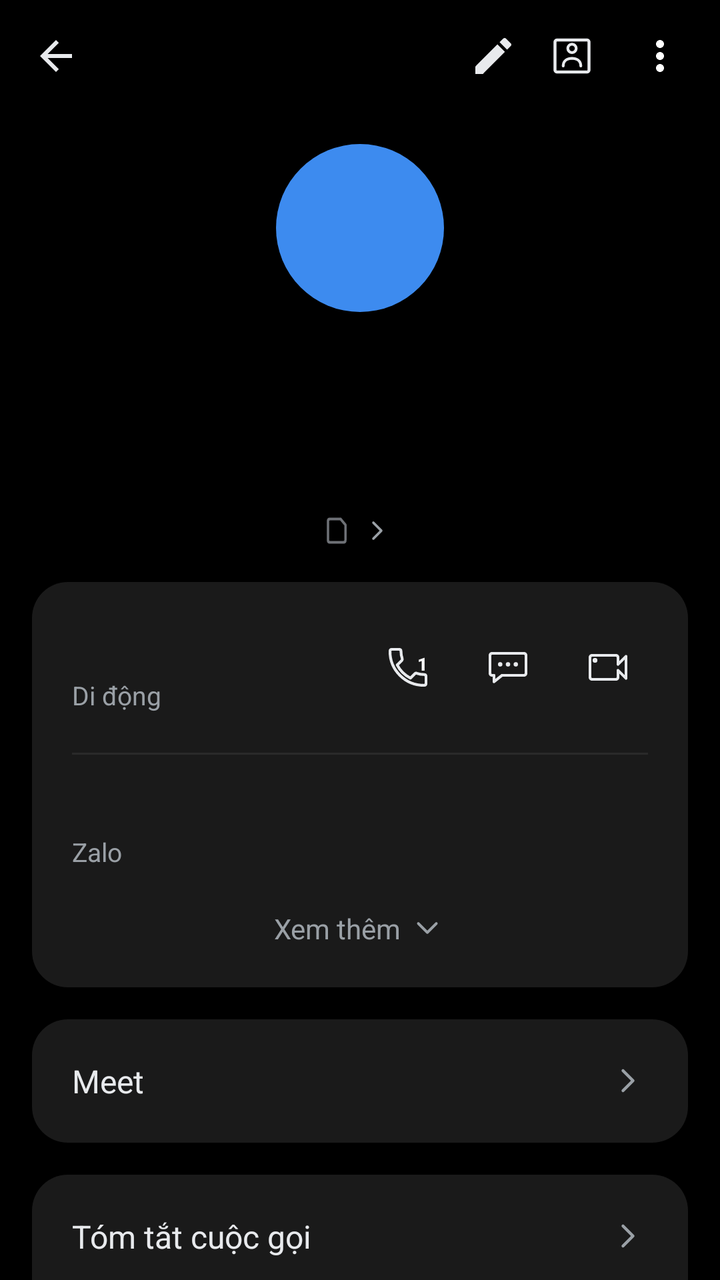
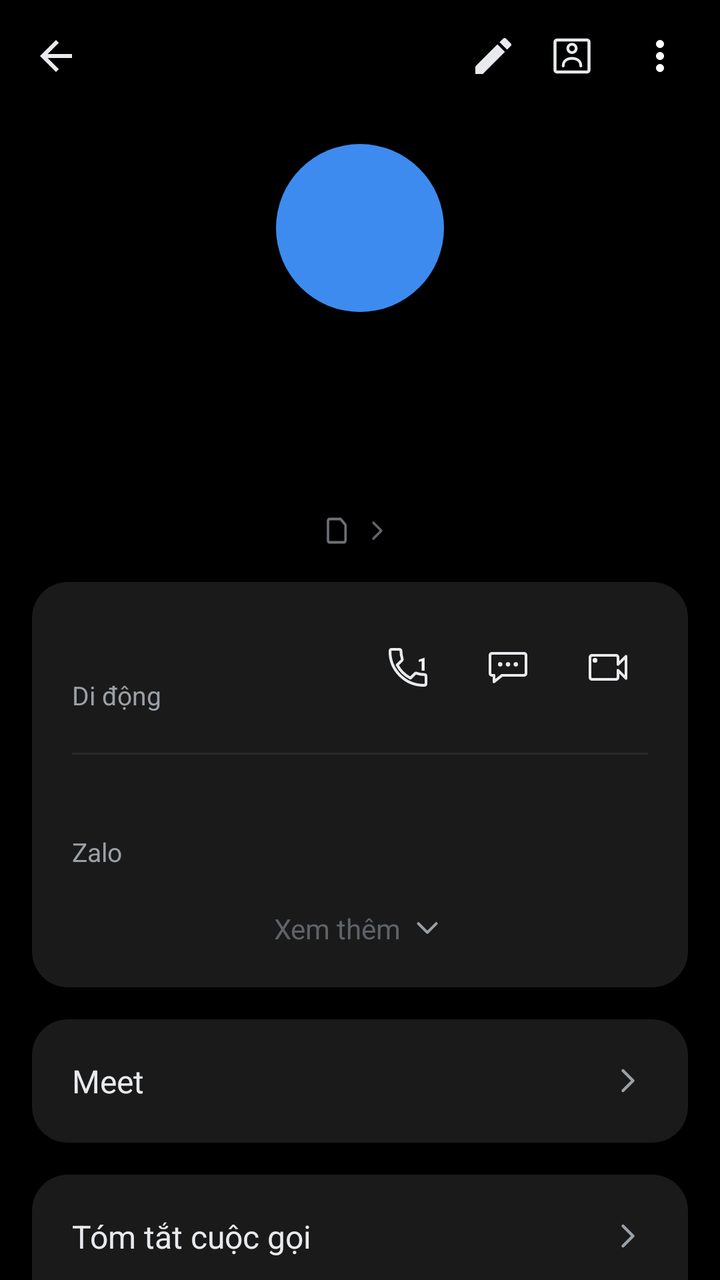

Compare the two renders of this Android layout. The source of the first and the diff that turns it into the second are given below.
<!-- AndroidManifest.xml: application theme Theme.SimpleCall -->
<!-- res/layout/fragment_call_history.xml -->
<?xml version="1.0" encoding="utf-8"?>
<LinearLayout xmlns:android="http://schemas.android.com/apk/res/android"
    xmlns:app="http://schemas.android.com/apk/res-auto"
    android:layout_width="match_parent"
    android:layout_height="match_parent"
    android:orientation="vertical"
    android:background="@color/bg">

    
    <LinearLayout
        android:layout_width="match_parent" android:layout_height="56dp"
        android:orientation="horizontal" android:gravity="center_vertical"
        android:paddingStart="4dp" android:paddingEnd="8dp">

        <ImageButton android:id="@+id/btnBack"
            android:layout_width="48dp" android:layout_height="48dp"
            android:background="@android:color/transparent"
            android:src="@drawable/ic_arrow_back"
            android:contentDescription="Quay lại" />

        <Space android:layout_width="0dp" android:layout_height="1dp" android:layout_weight="1" />

        <ImageButton android:id="@+id/btnEdit"
            android:layout_width="35dp" android:layout_height="35dp"
            android:background="@android:color/transparent"
            android:src="@drawable/ic_edit"
            android:contentDescription="Sửa" />

        <ImageButton android:id="@+id/btnContactCard"
            android:layout_width="44dp" android:layout_height="44dp"
            android:background="@android:color/transparent"
            android:src="@drawable/ic_contact_card"
            android:contentDescription="Thẻ liên hệ" />

        <ImageButton android:id="@+id/btnMore"
            android:layout_width="44dp" android:layout_height="44dp"
            android:background="@android:color/transparent"
            android:src="@drawable/ic_more_vert"
            android:contentDescription="Thêm" />
    </LinearLayout>

    <ScrollView
        android:layout_width="match_parent" android:layout_height="0dp"
        android:layout_weight="1"
        android:clipToPadding="false"
        android:paddingBottom="24dp">

        <LinearLayout
            android:layout_width="match_parent" android:layout_height="wrap_content"
            android:orientation="vertical">

            
            <FrameLayout
                android:layout_width="84dp" android:layout_height="84dp"
                android:layout_gravity="center_horizontal"
                android:layout_marginTop="16dp">

                <TextView android:id="@+id/tvAvatar"
                    android:layout_width="84dp" android:layout_height="84dp"
                    android:layout_gravity="center"
                    android:background="@drawable/bg_avatar_circle"
                    android:gravity="center"
                    android:textSize="58sp" android:textColor="@color/white"
                    android:fontFamily="sans-serif-medium" />

                <ImageView android:id="@+id/ivDefaultAvatar"
                    android:layout_width="84dp" android:layout_height="84dp"
                    android:layout_gravity="center"
                    android:background="@drawable/bg_avatar_default"
                    android:src="@drawable/ic_person"
                    android:scaleType="fitCenter"
                    android:padding="4dp"
                    app:tint="@color/white"
                    android:visibility="gone"
                    android:contentDescription="@string/contact_photo" />
            </FrameLayout>

            
            <TextView android:id="@+id/tvTitle"
                android:layout_width="wrap_content" android:layout_height="wrap_content"
                android:layout_gravity="center_horizontal"
                android:layout_marginTop="32dp"
                android:layout_marginStart="32dp" android:layout_marginEnd="32dp"
                android:gravity="center"
                android:textSize="39sp"
                android:textColor="@color/text_primary"
                android:fontFamily="sans-serif" />

            
            <LinearLayout android:id="@+id/rowSimDefault"
                android:layout_width="wrap_content" android:layout_height="wrap_content"
                android:layout_gravity="center_horizontal"
                android:layout_marginTop="16dp"
                android:orientation="horizontal" android:gravity="center_vertical"
                android:background="@android:color/transparent"
                android:clickable="true" android:focusable="true">

                <FrameLayout
                    android:layout_width="14dp" android:layout_height="14dp">

                    <TextView android:id="@+id/tvSimBadge"
                        android:layout_width="11.76dp" android:layout_height="14dp"
                        android:gravity="center"
                        android:background="@drawable/bg_sim_badge"
                        android:textSize="7sp" android:textColor="@color/call_log_muted" />
                </FrameLayout>

                <TextView android:id="@+id/tvSubtitle"
                    android:layout_width="wrap_content" android:layout_height="wrap_content"
                    android:layout_marginStart="1.5dp"
                    android:textSize="14sp" android:textColor="@color/text_secondary" />

                <ImageView
                    android:layout_width="16dp" android:layout_height="16dp"
                    android:layout_marginStart="2dp"
                    android:src="@drawable/ic_chevron_right" />
            </LinearLayout>

            
            <LinearLayout
                android:layout_width="match_parent" android:layout_height="wrap_content"
                android:layout_margin="16dp"
                android:orientation="vertical"
                android:background="@drawable/bg_card_rounded"
                android:padding="20dp">

                <LinearLayout
                    android:layout_width="match_parent" android:layout_height="wrap_content"
                    android:orientation="horizontal" android:gravity="center_vertical">

                    <LinearLayout
                        android:layout_width="0dp" android:layout_height="wrap_content"
                        android:layout_weight="1" android:orientation="vertical">

                        <TextView android:id="@+id/tvNumber"
                            android:layout_width="wrap_content" android:layout_height="wrap_content"
                            android:textSize="19sp" android:textColor="@color/text_primary" />

                        <TextView android:id="@+id/tvNumberType"
                            android:layout_width="wrap_content" android:layout_height="wrap_content"
                            android:layout_marginTop="2dp"
                            android:text="@string/number_type_mobile"
                            android:textSize="13sp" android:textColor="@color/text_secondary" />
                    </LinearLayout>

                    
                    <FrameLayout
                        android:layout_width="40dp"
                        android:layout_height="40dp">
                        <ImageButton android:id="@+id/btnCallRow"
                            android:layout_width="match_parent"
                            android:layout_height="match_parent"
                            android:background="@android:color/transparent"
                            android:src="@drawable/ic_call_outline"
                            android:contentDescription="@string/call" />
                        
                        <TextView
                            android:id="@+id/tvCallSimNum"
                            android:layout_width="wrap_content"
                            android:layout_height="wrap_content"
                            android:layout_gravity="top|end"
                            android:layout_marginTop="12dp"
                            android:layout_marginEnd="10dp"
                            android:text="1"
                            android:textSize="9sp"
                            android:textStyle="bold"
                            android:textColor="@color/white"
                            android:fontFamily="sans-serif-medium" />
                    </FrameLayout>

                    <ImageButton android:id="@+id/btnMessageRow"
                        android:layout_width="40dp" android:layout_height="40dp"
                        android:layout_marginStart="10dp"
                        android:background="@android:color/transparent"
                        android:src="@drawable/ic_message_outline"
                        android:contentDescription="Nhắn tin" />

                    <ImageButton android:id="@+id/btnVideoRow"
                        android:layout_width="40dp" android:layout_height="40dp"
                        android:layout_marginStart="10dp"
                        android:background="@android:color/transparent"
                        android:src="@drawable/ic_video_call_outline"
                        android:contentDescription="Video call" />
                </LinearLayout>

                <View android:id="@+id/divBeforeZalo"
                    android:layout_width="match_parent" android:layout_height="1dp"
                    android:layout_marginTop="20dp" android:layout_marginBottom="16dp"
                    android:background="@color/divider" />

                <LinearLayout android:id="@+id/rowZalo"
                    android:layout_width="match_parent" android:layout_height="wrap_content"
                    android:orientation="vertical"
                    android:clickable="true" android:focusable="true">

                    <TextView android:id="@+id/tvZalo"
                        android:layout_width="wrap_content" android:layout_height="wrap_content"
                        android:textSize="16sp" android:textColor="@color/text_primary" />

                    <TextView
                        android:layout_width="wrap_content" android:layout_height="wrap_content"
                        android:layout_marginTop="2dp"
                        android:text="Zalo"
                        android:textSize="13sp" android:textColor="@color/text_secondary" />
                </LinearLayout>

                <LinearLayout android:id="@+id/rowSeeMore"
                    android:layout_width="match_parent" android:layout_height="wrap_content"
                    android:layout_marginTop="20dp"
                    android:orientation="horizontal" android:gravity="center"
                    android:clickable="true" android:focusable="true">

                    <TextView
                        android:layout_width="wrap_content" android:layout_height="wrap_content"
                        android:text="Xem thêm"
                        android:textSize="14sp" android:textColor="@color/text_secondary" />

                    <ImageView
                        android:layout_width="18dp" android:layout_height="18dp"
                        android:layout_marginStart="4dp"
                        android:src="@drawable/ic_chevron_down" />
                </LinearLayout>
            </LinearLayout>

            
            <LinearLayout android:id="@+id/rowMeet"
                android:layout_width="match_parent" android:layout_height="wrap_content"
                android:layout_marginStart="16dp" android:layout_marginEnd="16dp"
                android:orientation="horizontal" android:gravity="center_vertical"
                android:background="@drawable/bg_card_rounded"
                android:padding="20dp"
                android:clickable="true" android:focusable="true">

                <TextView
                    android:layout_width="0dp" android:layout_height="wrap_content"
                    android:layout_weight="1"
                    android:text="Meet"
                    android:textSize="16sp" android:textColor="@color/text_primary" />

                <ImageView
                    android:layout_width="20dp" android:layout_height="20dp"
                    android:src="@drawable/ic_chevron_right" />
            </LinearLayout>

            
            <LinearLayout
                android:layout_width="match_parent" android:layout_height="wrap_content"
                android:layout_margin="16dp"
                android:orientation="vertical"
                android:background="@drawable/bg_card_rounded">

                <LinearLayout android:id="@+id/rowCallSummary"
                    android:layout_width="match_parent" android:layout_height="wrap_content"
                    android:orientation="horizontal" android:gravity="center_vertical"
                    android:padding="20dp"
                    android:clickable="true" android:focusable="true">

                    <TextView
                        android:layout_width="0dp" android:layout_height="wrap_content"
                        android:layout_weight="1"
                        android:text="Tóm tắt cuộc gọi"
                        android:textSize="16sp" android:textColor="@color/text_primary" />

                    <ImageView
                        android:layout_width="20dp" android:layout_height="20dp"
                        android:src="@drawable/ic_chevron_right" />
                </LinearLayout>

                <View
                    android:layout_width="match_parent" android:layout_height="1dp"
                    android:layout_marginStart="20dp" android:layout_marginEnd="20dp"
                    android:background="@color/divider" />

                <LinearLayout android:id="@+id/rowCallRecording"
                    android:layout_width="match_parent" android:layout_height="wrap_content"
                    android:orientation="horizontal" android:gravity="center_vertical"
                    android:padding="20dp"
                    android:clickable="true" android:focusable="true">

                    <TextView
                        android:layout_width="0dp" android:layout_height="wrap_content"
                        android:layout_weight="1"
                        android:text="Bản ghi âm cuộc gọi"
                        android:textSize="16sp" android:textColor="@color/text_primary" />

                    <ImageView
                        android:layout_width="20dp" android:layout_height="20dp"
                        android:src="@drawable/ic_chevron_right" />
                </LinearLayout>
            </LinearLayout>

            
            <LinearLayout android:id="@+id/cardAddContact"
                android:layout_width="match_parent" android:layout_height="wrap_content"
                android:layout_margin="16dp"
                android:orientation="vertical"
                android:background="@drawable/bg_card_rounded"
                android:visibility="gone">

                <LinearLayout android:id="@+id/rowCreateContact"
                    android:layout_width="match_parent" android:layout_height="wrap_content"
                    android:orientation="horizontal" android:gravity="center_vertical"
                    android:padding="20dp"
                    android:clickable="true" android:focusable="true">

                    <TextView
                        android:layout_width="0dp" android:layout_height="wrap_content"
                        android:layout_weight="1"
                        android:text="Tạo liên hệ mới"
                        android:textSize="16sp" android:textColor="@color/text_primary" />

                    <ImageView
                        android:layout_width="20dp" android:layout_height="20dp"
                        android:src="@drawable/ic_chevron_right" />
                </LinearLayout>

                <View
                    android:layout_width="match_parent" android:layout_height="1dp"
                    android:layout_marginStart="20dp" android:layout_marginEnd="20dp"
                    android:background="@color/divider" />

                <LinearLayout android:id="@+id/rowAddExisting"
                    android:layout_width="match_parent" android:layout_height="wrap_content"
                    android:orientation="horizontal" android:gravity="center_vertical"
                    android:padding="20dp"
                    android:clickable="true" android:focusable="true">

                    <TextView
                        android:layout_width="0dp" android:layout_height="wrap_content"
                        android:layout_weight="1"
                        android:text="Thêm vào liên lạc hiện có"
                        android:textSize="16sp" android:textColor="@color/text_primary" />

                    <ImageView
                        android:layout_width="20dp" android:layout_height="20dp"
                        android:src="@drawable/ic_chevron_right" />
                </LinearLayout>
            </LinearLayout>

            
            <LinearLayout
                android:layout_width="match_parent" android:layout_height="wrap_content"
                android:layout_marginStart="20dp" android:layout_marginEnd="12dp"
                android:layout_marginTop="8dp"
                android:orientation="horizontal" android:gravity="center_vertical">

                <TextView
                    android:layout_width="0dp" android:layout_height="wrap_content"
                    android:layout_weight="1"
                    android:text="Nhật ký cuộc gọi"
                    android:textSize="15sp" android:textColor="@color/text_secondary" />

                <TextView android:id="@+id/btnClearLog"
                    android:layout_width="wrap_content" android:layout_height="wrap_content"
                    android:text="Xóa"
                    android:textSize="15sp" android:textColor="@color/accent_blue"
                    android:padding="8dp"
                    android:clickable="true" android:focusable="true" />
            </LinearLayout>

            
            <LinearLayout android:id="@+id/llHistoryEntries"
                android:layout_width="match_parent" android:layout_height="wrap_content"
                android:layout_margin="16dp"
                android:orientation="vertical"
                android:background="@drawable/bg_card_rounded" />

        </LinearLayout>
    </ScrollView>
</LinearLayout>
<!-- resources referenced by this layout -->
<resources>
  <color name="accent_blue">#1A73E8</color>
  <color name="bg">#000000</color>
  <color name="call_log_muted">#6E7176</color>
  <color name="divider">#2A2A2A</color>
  <color name="text_primary">#E8EAED</color>
  <color name="text_secondary">#9AA0A6</color>
  <color name="white">#FFFFFF</color>
  <!-- drawable bg_avatar_circle (drawable) -->
  <?xml version="1.0" encoding="utf-8"?>
  <shape xmlns:android="http://schemas.android.com/apk/res/android"
      android:shape="oval">
      <solid android:color="@color/avatar_purple" />
  </shape>
  <!-- drawable bg_avatar_default (drawable) -->
  <?xml version="1.0" encoding="utf-8"?>
  <shape xmlns:android="http://schemas.android.com/apk/res/android"
      android:shape="oval">
      <solid android:color="@color/accent_blue" />
  </shape>
  <!-- drawable bg_card_rounded (drawable) -->
  <?xml version="1.0" encoding="utf-8"?>
  <shape xmlns:android="http://schemas.android.com/apk/res/android"
      android:shape="rectangle">
      <solid android:color="@color/detail_card_bg" />
      <corners android:radius="18dp" />
  </shape>
  <!-- drawable ic_arrow_back (drawable) -->
  <?xml version="1.0" encoding="utf-8"?>
  <vector xmlns:android="http://schemas.android.com/apk/res/android"
      android:width="24dp" android:height="24dp"
      android:viewportWidth="24" android:viewportHeight="24">
      
      <path android:fillColor="@color/text_primary"
          android:pathData="M20,11H7.83l5.59-5.59L12,4l-8,8 8,8 1.41-1.41L7.83,13H20v-2z"/>
  </vector>
  <!-- drawable ic_chevron_down (drawable) -->
  <?xml version="1.0" encoding="utf-8"?>
  <vector xmlns:android="http://schemas.android.com/apk/res/android"
      android:width="24dp" android:height="24dp"
      android:viewportWidth="24" android:viewportHeight="24">
      <path android:fillColor="#00000000"
          android:strokeColor="@color/text_secondary"
          android:strokeWidth="1.8"
          android:strokeLineCap="round"
          android:strokeLineJoin="round"
          android:pathData="M6,9 L12,15 L18,9"/>
  </vector>
  <!-- drawable ic_edit (drawable) -->
  <?xml version="1.0" encoding="utf-8"?>
  <vector xmlns:android="http://schemas.android.com/apk/res/android"
      android:width="24dp" android:height="24dp"
      android:viewportWidth="24" android:viewportHeight="24">
      <path android:fillColor="@color/text_primary"
          android:pathData="M3,17.25V21h3.75L17.81,9.94l-3.75,-3.75L3,17.25zM20.71,7.04c0.39,-0.39 0.39,-1.02 0,-1.41l-2.34,-2.34c-0.39,-0.39 -1.02,-0.39 -1.41,0l-1.83,1.83 3.75,3.75 1.83,-1.83z"/>
  </vector>
  <!-- drawable ic_more_vert (drawable) -->
  <?xml version="1.0" encoding="utf-8"?>
  <vector xmlns:android="http://schemas.android.com/apk/res/android"
      android:width="24dp" android:height="24dp"
      android:viewportWidth="24" android:viewportHeight="24">
      <path android:fillColor="#FFFFFF"
          android:pathData="M12,8c1.1,0 2,-0.9 2,-2s-0.9,-2 -2,-2 -2,0.9 -2,2 0.9,2 2,2zM12,10c-1.1,0 -2,0.9 -2,2s0.9,2 2,2 2,-0.9 2,-2 -0.9,-2 -2,-2zM12,16c-1.1,0 -2,0.9 -2,2s0.9,2 2,2 2,-0.9 2,-2 -0.9,-2 -2,-2z"/>
  </vector>
  <!-- drawable ic_person (drawable) -->
  <?xml version="1.0" encoding="utf-8"?>
  <vector xmlns:android="http://schemas.android.com/apk/res/android"
      android:width="24dp" android:height="24dp"
      android:viewportWidth="24" android:viewportHeight="24">
      <path android:fillColor="#FFFFFFFF"
          android:pathData="M12,12c2.21,0 4,-1.79 4,-4s-1.79,-4 -4,-4 -4,1.79 -4,4 1.79,4 4,4zM12,14c-2.67,0 -8,1.34 -8,4v2h16v-2c0,-2.66 -5.33,-4 -8,-4z"/>
  </vector>
  <string name="call">Gọi</string>
  <string name="contact_photo">Ảnh liên hệ</string>
  <string name="number_type_mobile">Di động</string>
  <color name="avatar_purple">#3D8BEF</color>
  <color name="detail_card_bg">#1A1A1A</color>
  <color name="primary">#1E8E3E</color>
  <color name="primary_dark">#137333</color>
  <!-- unchanged entries left out for length: 7 -->
</resources>

<!-- the commit's change to res/layout/fragment_call_history.xml (unified diff, before → after) -->
@@ -92,7 +92,6 @@
                 android:layout_gravity="center_horizontal"
                 android:layout_marginTop="16dp"
                 android:orientation="horizontal" android:gravity="center_vertical"
-                android:background="@android:color/transparent"
                 android:clickable="true" android:focusable="true">
 
                 <FrameLayout
@@ -102,18 +101,19 @@
                         android:layout_width="11.76dp" android:layout_height="14dp"
                         android:gravity="center"
                         android:background="@drawable/bg_sim_badge"
-                        android:textSize="7sp" android:textColor="@color/call_log_muted" />
+                        android:textSize="7sp" android:textColor="@color/text_secondary" />
                 </FrameLayout>
 
                 <TextView android:id="@+id/tvSubtitle"
                     android:layout_width="wrap_content" android:layout_height="wrap_content"
                     android:layout_marginStart="1.5dp"
-                    android:textSize="14sp" android:textColor="@color/text_secondary" />
+                    android:textSize="14sp" android:textColor="@color/text_hint" />
 
                 <ImageView
                     android:layout_width="16dp" android:layout_height="16dp"
                     android:layout_marginStart="2dp"
-                    android:src="@drawable/ic_chevron_right" />
+                    android:src="@drawable/ic_chevron_right"
+                    android:tint="@color/text_hint" />
             </LinearLayout>
 
             
@@ -213,7 +213,7 @@
                     <TextView
                         android:layout_width="wrap_content" android:layout_height="wrap_content"
                         android:text="Xem thêm"
-                        android:textSize="14sp" android:textColor="@color/text_secondary" />
+                        android:textSize="14sp" android:textColor="@color/text_hint" />
 
                     <ImageView
                         android:layout_width="18dp" android:layout_height="18dp"
<!-- resource entries referenced after the edit -->
@@ -4,6 +4,7 @@
   <color name="bg">#000000</color>
   <color name="call_log_muted">#6E7176</color>
   <color name="divider">#2A2A2A</color>
+  <color name="text_hint">#5F6368</color>
   <color name="text_primary">#E8EAED</color>
   <color name="text_secondary">#9AA0A6</color>
   <color name="white">#FFFFFF</color>
